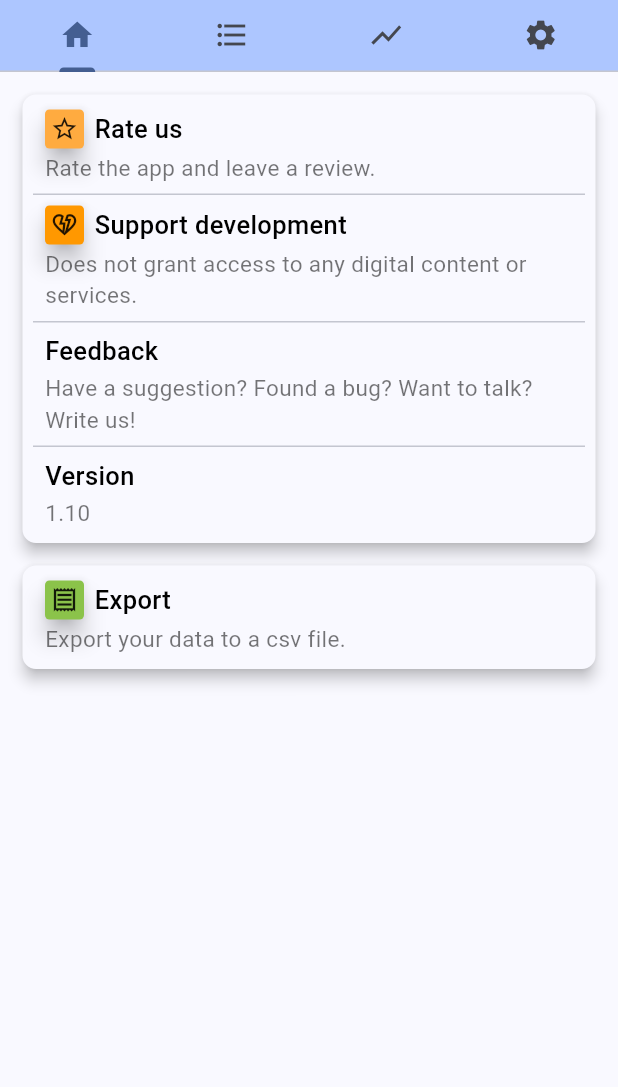
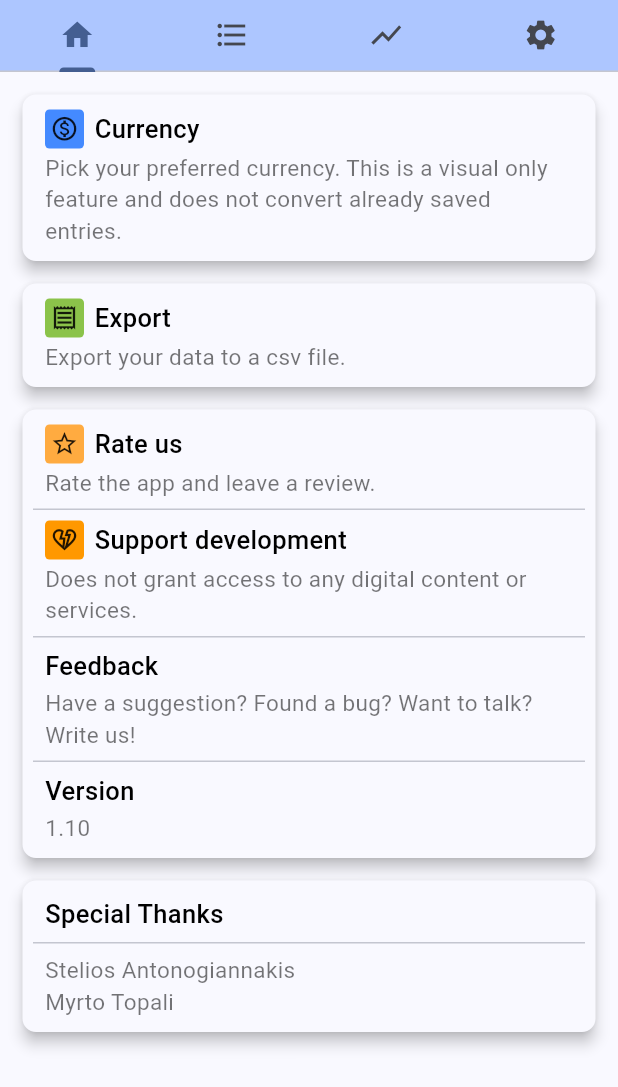
Before and after one commit to Driexus/SimpleMoneyTracker, a Flutter app: the screen it shows after launch, on a phone screen of 412 x 824 dp. Shown: the top 1087 px of the screen. Run offline on Flutter 3.47's test engine with Material 3 defaults, Android fonts, the phone set to English and light mode, and no system bars; our stand-ins replace auto_size_text, csv, equatable, flutter_bloc, fluttertoast, material_symbols_icons and 3 more; missing offline and left inert: open_file_plus; accounts and stored records are empty.

Commit message:
Add special thanks and minor fixes

```diff
--- /dev/null
+++ b/lib/ui/settings/elevated_material.dart
@@ -0,0 +1,19 @@
+import 'package:flutter/material.dart';
+
+class ElevatedMaterial extends StatelessWidget {
+  const ElevatedMaterial({super.key, this.child});
+
+  final Widget? child;
+
+  @override
+  Widget build(BuildContext context) {
+    return Material(
+        elevation: 4,
+        borderRadius: BorderRadius.circular(9),
+        child: Padding(
+            padding: const EdgeInsets.symmetric(vertical: 10),
+            child: child
+        )
+    );
+  }
+}
--- a/lib/ui/settings/settings_button.dart
+++ b/lib/ui/settings/settings_button.dart
@@ -1,4 +1,7 @@
 import 'package:flutter/material.dart';
+
+import '../shared/text/description_text.dart';
+import '../shared/text/header_text.dart';
 
 class SettingsButton extends StatelessWidget {
   const SettingsButton({super.key, required this.title, this.description, this.iconData, this.iconColor, this.onPress});
@@ -18,27 +21,14 @@ class SettingsButton extends StatelessWidget {
       rowChildren.add(const SizedBox(width: 7));
     }
 
-    rowChildren.add(Text(
-        title,
-        style: const TextStyle(
-          fontSize: 17,
-          fontWeight: FontWeight.w500,
-          color: Colors.black,
-        )
-    ));
+    rowChildren.add(HeaderText(data: title));
     Row row = Row(children: rowChildren);
 
     // Create column children
     List<Widget> columnChildren = [row];
     if (description != null) {
       columnChildren.add(const SizedBox(height: 2));
-      columnChildren.add(Text(
-          description!,
-          style: const TextStyle(
-            color: Colors.black54,
-            fontSize: 15,
-          ))
-      );
+      columnChildren.add(DescriptionText(data: description!));
     }
 
     // Build button
@@ -60,7 +50,6 @@ class SettingsButton extends StatelessWidget {
         width: 26,
         child: Material(
             color: color,
-            elevation: 6,
             borderRadius: BorderRadius.circular(3),
             child: Icon(iconData, size: 19)
         )
--- /dev/null
+++ b/lib/ui/settings/settings_divider.dart
@@ -0,0 +1,10 @@
+import 'package:flutter/material.dart';
+
+class SettingsDivider extends StatelessWidget {
+  const SettingsDivider({super.key});
+
+  @override
+  Widget build(BuildContext context) {
+    return const Divider(height: 15, indent: 7, endIndent: 7, thickness: 1);
+  }
+}
--- a/lib/ui/settings/settings_page.dart
+++ b/lib/ui/settings/settings_page.dart
@@ -3,9 +3,13 @@ import 'package:flutter_bloc/flutter_bloc.dart';
 import 'package:simplemoneytracker/model/money_entry.dart';
 import 'package:simplemoneytracker/repos/money_entry_repo.dart';
 import 'package:simplemoneytracker/ui/settings/csv_exporter.dart';
+import 'package:simplemoneytracker/ui/settings/elevated_material.dart';
 import 'package:simplemoneytracker/ui/settings/settings_button.dart';
+import 'package:simplemoneytracker/ui/settings/settings_divider.dart';
 import 'package:simplemoneytracker/ui/settings/settings_panel.dart';
 import 'package:simplemoneytracker/ui/shared/single_child_scrollable_widget.dart';
+import 'package:simplemoneytracker/ui/shared/text/description_text.dart';
+import 'package:simplemoneytracker/ui/shared/text/header_text.dart';
 
 class SettingsPage extends StatelessWidget {
   const SettingsPage({super.key});
@@ -24,8 +28,31 @@ class SettingsPage extends StatelessWidget {
         padding: const EdgeInsets.only(left: 15, top: 15, right: 15),
         child: Column(
           children: [
+            SettingsPanel(
+                buttons: [
+                  SettingsButton(
+                    title: "Currency",
+                    description: "Pick your preferred currency. This is a visual only feature and does not convert already saved entries.",
+                    iconData: Icons.monetization_on_outlined,
+                    iconColor: Colors.blueAccent,
+                    onPress: () => (),
+                  )
+                ]
+            ),
+            const SizedBox(height: 15),
+            SettingsPanel(
+                buttons: [
+                  SettingsButton(
+                    title: "Export",
+                    description: "Export your data to a csv file.",
+                    iconData: Icons.receipt_outlined,
+                    iconColor: Colors.lightGreen,
+                    onPress: () => _exportCsv(moneyEntryRepo),
+                  )
+                ]
+            ),
+            const SizedBox(height: 15),
             // TODO: Add about
-            // TODO: Add special thanks
             SettingsPanel(
                 buttons: [
                   SettingsButton(
@@ -55,16 +82,25 @@ class SettingsPage extends StatelessWidget {
                 ]
             ),
             const SizedBox(height: 15),
-            SettingsPanel(
-              buttons: [
-                SettingsButton(
-                  title: "Export",
-                  description: "Export your data to a csv file.",
-                  iconData: Icons.receipt_outlined,
-                  iconColor: Colors.lightGreen,
-                  onPress: () => _exportCsv(moneyEntryRepo),
-                )
-              ]
+            const ElevatedMaterial(
+              child: Column(
+                crossAxisAlignment: CrossAxisAlignment.start,
+                children: [
+                  Padding(
+                    padding: EdgeInsets.symmetric(horizontal: 15),
+                    child: HeaderText(data: "Special Thanks"),
+                  ),
+                  SettingsDivider(),
+                  Padding(
+                    padding: EdgeInsets.symmetric(horizontal: 15),
+                    child: DescriptionText(data: "Stelios Antonogiannakis"),
+                  ),
+                  Padding(
+                    padding: EdgeInsets.symmetric(horizontal: 15),
+                    child: DescriptionText(data: "Myrto Topali")
+                  ),
+                ],
+              ),
             )
           ],
         )
--- a/lib/ui/settings/settings_panel.dart
+++ b/lib/ui/settings/settings_panel.dart
@@ -1,5 +1,7 @@
 import 'package:flutter/material.dart';
+import 'package:simplemoneytracker/ui/settings/elevated_material.dart';
 import 'package:simplemoneytracker/ui/settings/settings_button.dart';
+import 'package:simplemoneytracker/ui/settings/settings_divider.dart';
 import 'package:simplemoneytracker/utils/extensions.dart';
 
 class SettingsPanel extends StatelessWidget {
@@ -9,17 +11,12 @@ class SettingsPanel extends StatelessWidget {
 
   @override
   Widget build(BuildContext context) {
-    return Material(
-        elevation: 4,
-        borderRadius: BorderRadius.circular(9),
-        child: Padding(
-          padding: const EdgeInsets.symmetric(vertical: 10),
-          child: Column(
-            children: buttons.interpolateWidget(
-              const Divider(height: 15, indent: 7, endIndent: 7, thickness: 1),
-            )
+    return ElevatedMaterial(
+      child: Column(
+          children: buttons.interpolateWidget(
+            const SettingsDivider()
           )
-        )
+      )
     );
   }
 }
--- /dev/null
+++ b/lib/ui/shared/text/description_text.dart
@@ -0,0 +1,18 @@
+import 'package:flutter/material.dart';
+
+class DescriptionText extends StatelessWidget {
+  const DescriptionText({super.key, required this.data});
+
+  final String data;
+
+  @override
+  Widget build(BuildContext context) {
+    return Text(
+      data,
+      style: const TextStyle(
+        color: Colors.black54,
+        fontSize: 15,
+      )
+    );
+  }
+}
--- /dev/null
+++ b/lib/ui/shared/text/header_text.dart
@@ -0,0 +1,19 @@
+import 'package:flutter/material.dart';
+
+class HeaderText extends StatelessWidget {
+  const HeaderText({super.key, required this.data});
+
+  final String data;
+
+  @override
+  Widget build(BuildContext context) {
+    return Text(
+      data,
+      style: const TextStyle(
+        fontSize: 17,
+        fontWeight: FontWeight.w500,
+        color: Colors.black,
+      )
+    );
+  }
+}
```
